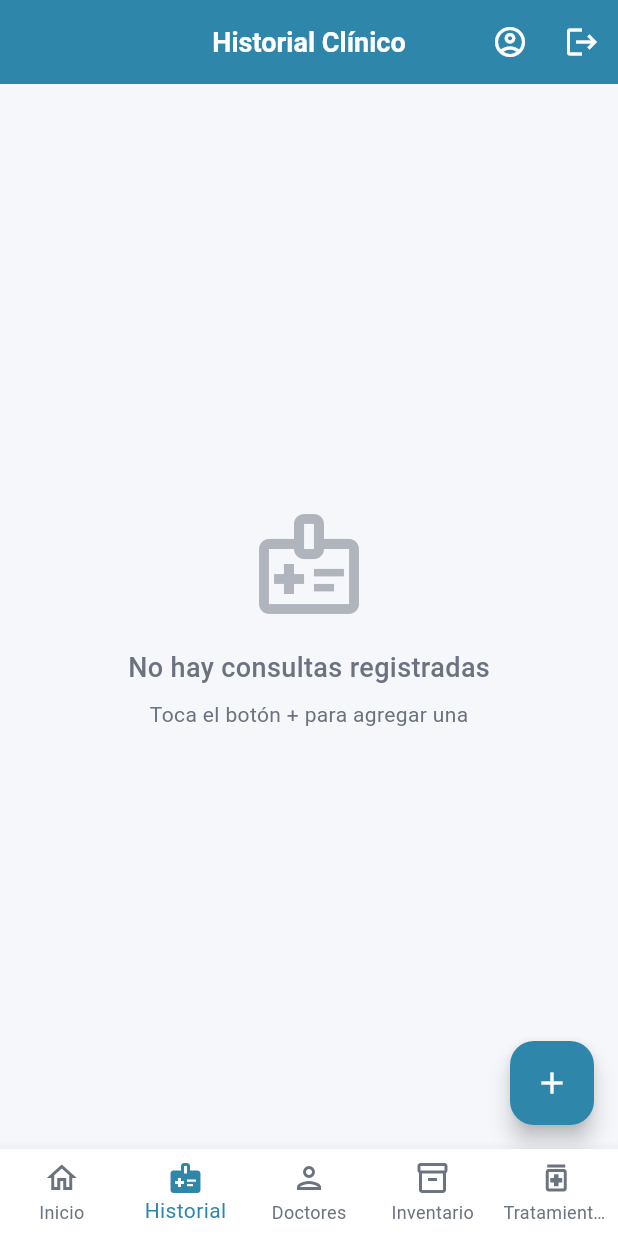
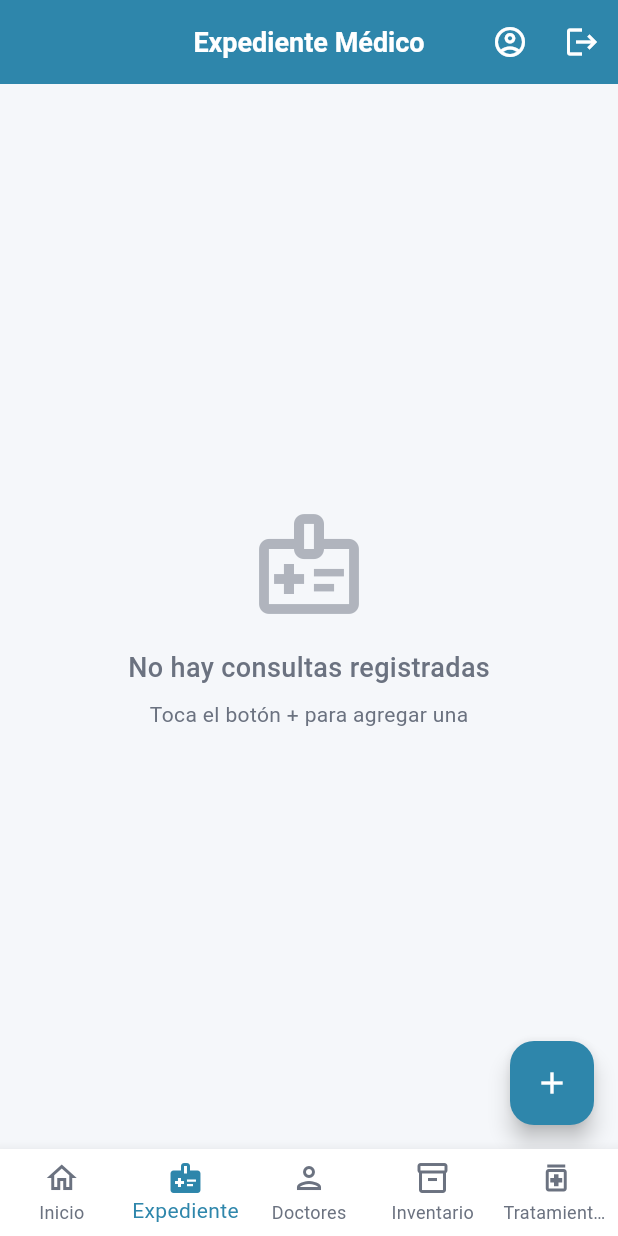
Before and after one commit to AbeMabteck/medico-app, a Flutter app: the HomeScreen screen opened directly, item 2 of the bottom bar chosen, on a phone screen of 412 x 824 dp. Run offline on Flutter 3.47's test engine with Material 3 defaults, Android fonts, the phone set to English and light mode, and no system bars; our stand-ins replace connectivity_plus, flutter_local_notifications, image_picker, shared_preferences, sqflite, timezone; accounts and stored records are empty; network calls fail.

Commit message:
feat: renombrar historial a expediente

```diff
--- a/src/medico_app/lib/screens/home_screen.dart
+++ b/src/medico_app/lib/screens/home_screen.dart
@@ -30,7 +30,7 @@ class _HomeScreenState extends State<HomeScreen> {
 
   final List<String> _titles = [
     'Inicio',
-    'Historial Clínico',
+    'Expediente Médico',
     'Mis Doctores',
     'Inventario',
     'Tratamientos',
@@ -111,7 +111,7 @@ class _HomeScreenState extends State<HomeScreen> {
           BottomNavigationBarItem(
             icon: Icon(Icons.medical_information_outlined),
             activeIcon: Icon(Icons.medical_information),
-            label: 'Historial',
+            label: 'Expediente',
           ),
           BottomNavigationBarItem(
             icon: Icon(Icons.person_outlined),
```
